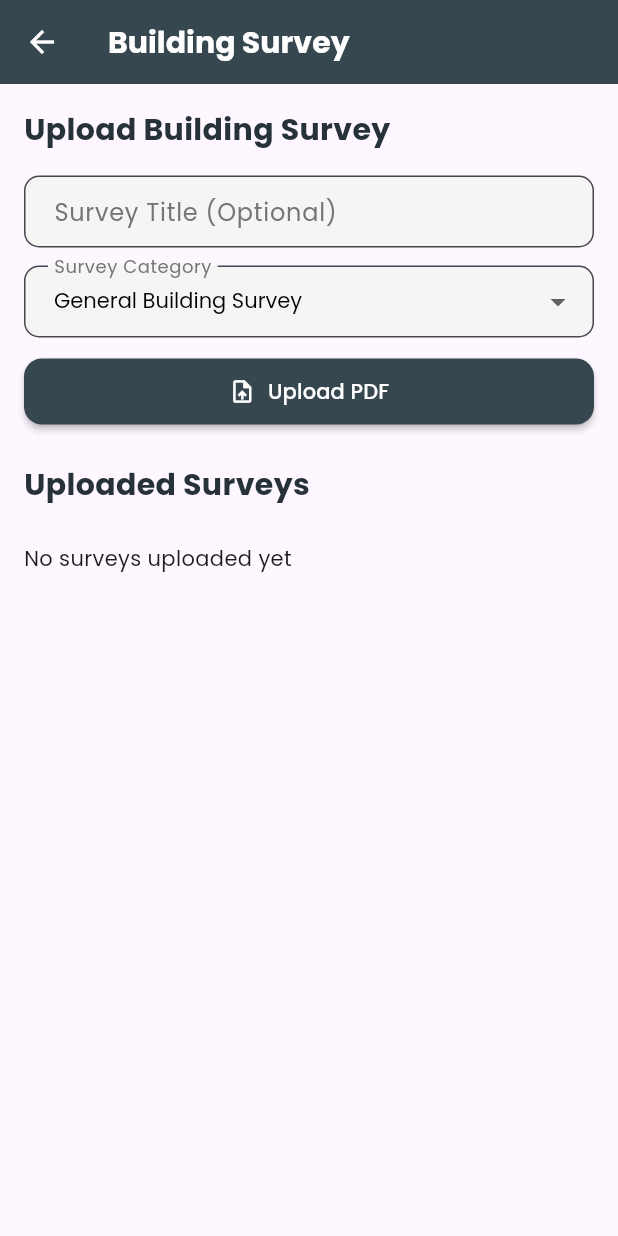
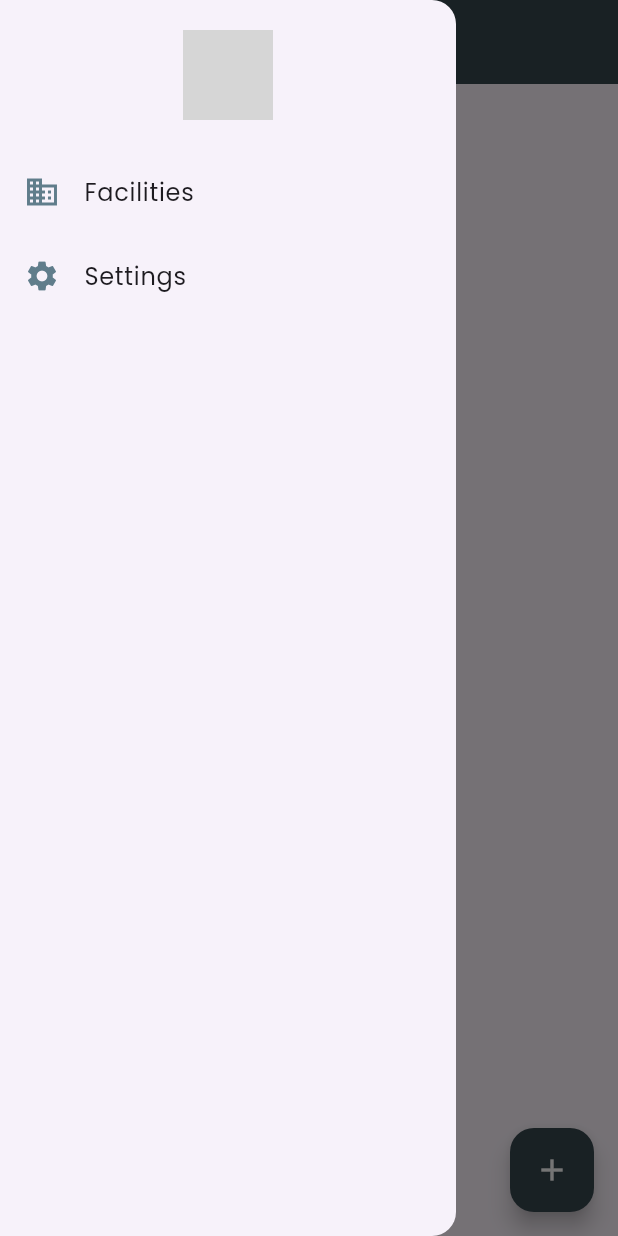
Before and after one commit to Fabrone/Cmms, a Flutter app: the BuildingSurveyScreen widget shown alone on an empty page, opened directly with empty values, with the side drawer open (before the commit the screen has no drawer), on a phone screen of 412 x 824 dp. Run offline on Flutter 3.47's test engine with Material 3 defaults, Android fonts, the phone set to English and light mode, and no system bars; our stand-ins replace cloud_firestore, cloud_functions, dio, file_picker, firebase_auth, firebase_core and 13 more; missing offline and left inert: flutter_pdfview; accounts and stored records are empty; grey boxes are pictures that could not be loaded.

Commit message:
Updated the screens Building survey, Documentations, Drawings to include consistency across platforms

```diff
--- a/lib/display screens/building_survey_screen.dart
+++ b/lib/display screens/building_survey_screen.dart
@@ -1,6 +1,7 @@
 import 'dart:io';
 import 'package:cloud_firestore/cloud_firestore.dart';
 import 'package:cmms/models/building_survey.dart';
+import 'package:cmms/widgets/responsive_screen_wrapper.dart';
 import 'package:dio/dio.dart';
 import 'package:file_picker/file_picker.dart';
 import 'package:firebase_auth/firebase_auth.dart';
@@ -33,8 +34,9 @@ class _BuildingSurveyScreenState extends State<BuildingSurveyScreen> {
   final logger = Logger(printer: PrettyPrinter());
   final TextEditingController _titleController = TextEditingController();
   double? _uploadProgress;
-  final GlobalKey<ScaffoldMessengerState> _messengerKey = GlobalKey<ScaffoldMessengerState>();
   String _selectedCategory = 'General Survey';
+  String _currentRole = 'User';
+  String _organization = '-';
 
   static const Map<String, String> surveyCategories = {
     'General Survey': 'General Building Survey',
@@ -49,12 +51,98 @@ class _BuildingSurveyScreenState extends State<BuildingSurveyScreen> {
   void initState() {
     super.initState();
     logger.i('BuildingSurveyScreen initialized with facilityId: ${widget.facilityId}');
+    _getCurrentUserRole();
   }
 
   @override
   void dispose() {
     _titleController.dispose();
     super.dispose();
+  }
+
+  Future<void> _getCurrentUserRole() async {
+    final user = FirebaseAuth.instance.currentUser;
+    if (user == null) return;
+
+    try {
+      final adminDoc = await FirebaseFirestore.instance.collection('Admins').doc(user.uid).get();
+      final developerDoc = await FirebaseFirestore.instance.collection('Developers').doc(user.uid).get();
+      final technicianDoc = await FirebaseFirestore.instance.collection('Technicians').doc(user.uid).get();
+      final userDoc = await FirebaseFirestore.instance.collection('Users').doc(user.uid).get();
+
+      String newRole = 'User';
+      String newOrg = '-';
+
+      if (adminDoc.exists) {
+        newRole = 'Admin';
+        final adminData = adminDoc.data();
+        newOrg = adminData?['organization'] ?? '-';
+      }
+      else if (developerDoc.exists) {
+        newRole = 'Technician';
+        newOrg = 'JV Almacis';
+      }
+      else if (technicianDoc.exists) {
+        newRole = 'Technician';
+        final techData = technicianDoc.data();
+        newOrg = techData?['organization'] ?? '-';
+      }
+      else if (userDoc.exists) {
+        final userData = userDoc.data();
+        if (userData != null && userData['role'] == 'Technician') {
+          newRole = 'Technician';
+          newOrg = '-';
+        } else {
+          newRole = 'User';
+          newOrg = '-';
+        }
+      }
+
+      if (mounted) {
+        setState(() {
+          _currentRole = newRole;
+          _organization = newOrg;
+        });
+      }
+    } catch (e) {
+      logger.e('Error getting user role: $e');
+    }
+  }
+
+  Future<void> _showUploadDialog() async {
+    showDialog(
+      context: context,
+      builder: (context) => AlertDialog(
+        title: Text('Upload Building Survey', style: GoogleFonts.poppins()),
+        content: SingleChildScrollView(
+          child: Column(
+            mainAxisSize: MainAxisSize.min,
+            children: [
+              _buildTextField(16.0),
+              const SizedBox(height: 12),
+              _buildCategoryDropdown(16.0),
+            ],
+          ),
+        ),
+        actions: [
+          TextButton(
+            onPressed: () => Navigator.pop(context),
+            child: Text('Cancel', style: GoogleFonts.poppins()),
+          ),
+          ElevatedButton(
+            onPressed: () {
+              Navigator.pop(context);
+              _uploadDocument();
+            },
+            style: ElevatedButton.styleFrom(
+              backgroundColor: Colors.blueGrey[800],
+              foregroundColor: Colors.white,
+            ),
+            child: Text('Upload PDF', style: GoogleFonts.poppins()),
+          ),
+        ],
+      ),
+    );
   }
 
   Future<void> _uploadDocument() async {
@@ -350,80 +438,33 @@ class _BuildingSurveyScreenState extends State<BuildingSurveyScreen> {
 
   @override
   Widget build(BuildContext context) {
+    return ResponsiveScreenWrapper(
+      title: 'Building Survey',
+      facilityId: widget.facilityId,
+      currentRole: _currentRole,
+      organization: _organization,
+      floatingActionButton: FloatingActionButton(
+        onPressed: _showUploadDialog,
+        backgroundColor: Colors.blueGrey[800],
+        child: const Icon(Icons.add, color: Colors.white),
+      ),
+      child: _buildBody(),
+    );
+  }
+
+  Widget _buildBody() {
     final screenWidth = MediaQuery.of(context).size.width;
     final isMobile = screenWidth <= 600;
     final isTablet = screenWidth > 600 && screenWidth <= 900;
     final padding = isMobile ? 16.0 : isTablet ? 24.0 : 32.0;
     final fontSizeTitle = isMobile ? 20.0 : isTablet ? 24.0 : 28.0;
     final fontSizeSubtitle = isMobile ? 14.0 : isTablet ? 16.0 : 18.0;
-    final inputFontSize = isMobile ? 14.0 : 16.0;
 
-    return PopScope(
-      canPop: true,
-      child: ScaffoldMessenger(
-        key: _messengerKey,
-        child: Scaffold(
-          appBar: AppBar(
-            title: Text(
-              'Building Survey',
-              style: GoogleFonts.poppins(
-                color: Colors.white,
-                fontWeight: FontWeight.bold,
-                fontSize: fontSizeTitle,
-              ),
-            ),
-            backgroundColor: Colors.blueGrey[800],
-            leading: IconButton(
-              icon: const Icon(Icons.arrow_back, color: Colors.white),
-              onPressed: () => Navigator.pop(context),
-            ),
-            elevation: 0,
-          ),
-          body: SafeArea(
-            child: SingleChildScrollView(
+    return SingleChildScrollView(
       padding: EdgeInsets.all(padding),
       child: Column(
         crossAxisAlignment: CrossAxisAlignment.start,
         children: [
-                  Text(
-                    'Upload Building Survey',
-                    style: GoogleFonts.poppins(
-                      fontWeight: FontWeight.bold,
-                      fontSize: fontSizeTitle,
-                      color: Colors.blueGrey[900],
-                    ),
-                  ),
-                  const SizedBox(height: 16),
-                  isMobile
-                      ? Column(
-                          crossAxisAlignment: CrossAxisAlignment.stretch,
-                          children: [
-                            _buildTextField(inputFontSize),
-                            const SizedBox(height: 12),
-                            _buildCategoryDropdown(inputFontSize),
-                            const SizedBox(height: 12),
-                            _buildUploadButton(inputFontSize),
-                          ],
-                        )
-                      : Row(
-                          children: [
-                            Expanded(
-                              flex: 2,
-                              child: _buildTextField(inputFontSize),
-                            ),
-                            const SizedBox(width: 12),
-                            Expanded(
-                              flex: 2,
-                              child: _buildCategoryDropdown(inputFontSize),
-                            ),
-                            const SizedBox(width: 12),
-                            Expanded(
-                              flex: 1,
-                              child: _buildUploadButton(inputFontSize),
-                            ),
-                          ],
-                        ),
-                  const SizedBox(height: 24),
           Text(
             'Uploaded Surveys',
             style: GoogleFonts.poppins(
@@ -549,10 +590,6 @@ class _BuildingSurveyScreenState extends State<BuildingSurveyScreen> {
           ),
         ],
       ),
-            ),
-          ),
-        ),
-      ),
     );
   }
 
@@ -614,24 +651,6 @@ class _BuildingSurveyScreenState extends State<BuildingSurveyScreen> {
       style: GoogleFonts.poppins(fontSize: fontSize, color: Colors.black),
     );
   }
-
-  Widget _buildUploadButton(double fontSize) {
-    return ElevatedButton.icon(
-      onPressed: _uploadDocument,
-      icon: const Icon(Icons.upload_file, color: Colors.white),
-      label: Text(
-        'Upload PDF',
-        style: GoogleFonts.poppins(color: Colors.white, fontSize: fontSize),
-      ),
-      style: ElevatedButton.styleFrom(
-        backgroundColor: Colors.blueGrey[800],
-        foregroundColor: Colors.white,
-        padding: const EdgeInsets.symmetric(horizontal: 16, vertical: 12),
-        shape: RoundedRectangleBorder(borderRadius: BorderRadius.circular(12)),
-        elevation: 2,
-      ),
-    );
-  }
 }
 
 class PDFViewerScreen extends StatelessWidget {
```
Also changed, not shown: lib/display screens/documentations_screen.dart (+105 -86 lines), lib/display screens/drawings_screen.dart (+106 -87 lines). Lines whose indentation alone changed are shown as unchanged.
